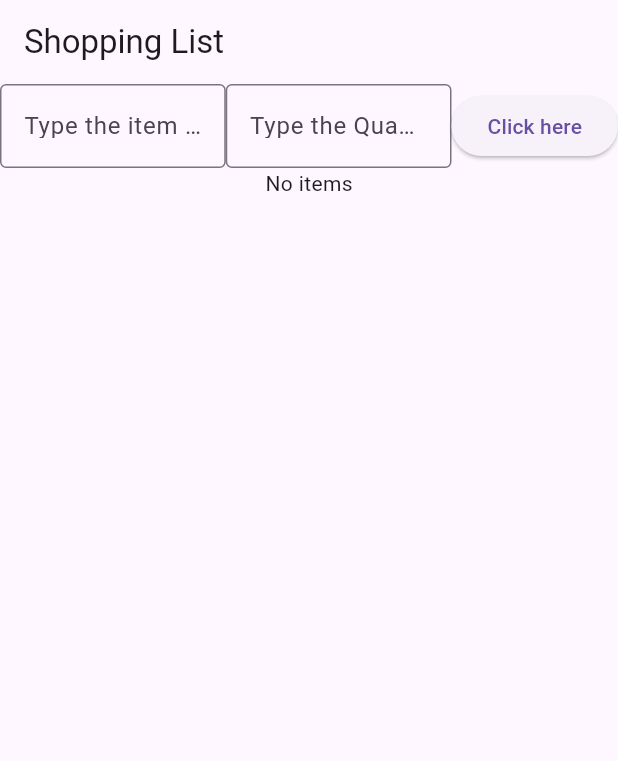
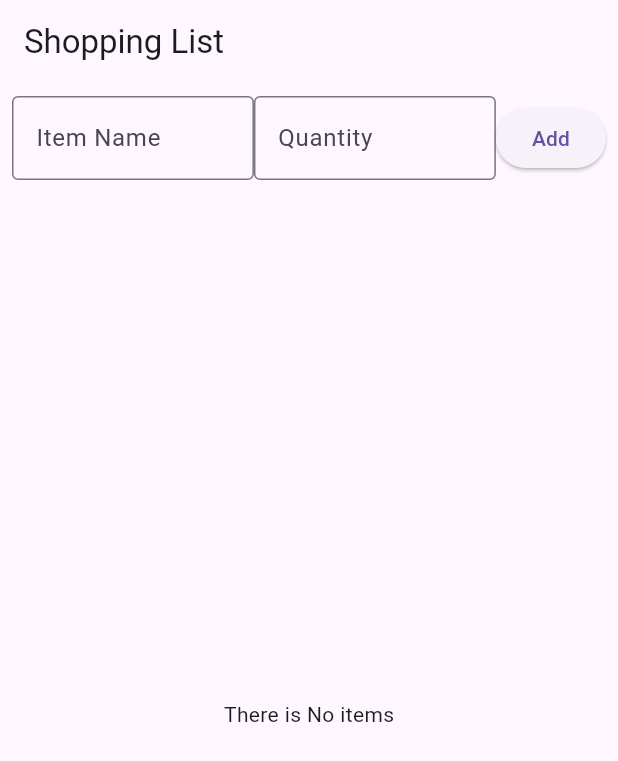
Before and after one commit to JiyeonYoo1023/my_cst2355_labs, a Flutter app: the screen it shows after launch, on a phone screen of 412 x 824 dp. Shown: the top 761 px of the screen. Run offline on Flutter 3.47's test engine with Material 3 defaults, Android fonts, the phone set to English and light mode, and no system bars; our stand-ins replace floor, sqflite; accounts and stored records are empty; generated files the repository leaves out were written again.

```diff
--- /dev/null
+++ b/lib/app_database.dart
@@ -0,0 +1,12 @@
+import 'dart:async';
+import 'package:floor/floor.dart';
+import 'package:sqflite/sqflite.dart' as sqflite;
+import 'shopping_item.dart';
+import 'shopping_item_dao.dart';
+
+part 'app_database.g.dart';
+
+@Database(version: 1, entities: [ShoppingItem])
+abstract class AppDatabase extends FloorDatabase {
+  ShoppingItemDao get shoppingItemDao;
+}
--- a/lib/main.dart
+++ b/lib/main.dart
@@ -1,4 +1,7 @@
 import 'package:flutter/material.dart';
+import 'package:my_cst2355_labs/shopping_item_dao.dart';
+import 'package:my_cst2355_labs/app_database.dart';
+import 'package:my_cst2355_labs/shopping_item.dart';
 
 void main() {
   runApp(const MyApp());
@@ -13,14 +16,10 @@ class MyApp extends StatelessWidget {
       title: 'Shopping List',
       home: Scaffold(
         appBar: AppBar(title: const Text('Shopping List')),
-        body: ListPage(),
+        body: const ShoppingListView(),
       ),
     );
   }
-}
-
-Widget ListPage() {
-  return const ShoppingListView();
 }
 
 class ShoppingListView extends StatefulWidget {
@@ -31,20 +30,49 @@ class ShoppingListView extends StatefulWidget {
 }
 
 class _ShoppingListViewState extends State<ShoppingListView> {
-  final List<String> itemNames = [];
-  final List<String> itemQtys = [];
+  late AppDatabase database;
+  late ShoppingItemDao dao;
+  bool _dbReady = false;
+  List<ShoppingItem> items = [];
 
   final TextEditingController _nameController = TextEditingController();
   final TextEditingController _qtyController = TextEditingController();
 
-  void _addItem() {
+  @override
+  void initState() {
+    super.initState();
+    _initDb();
+  }
+
+  Future<void> _initDb() async {
+    database = await $FloorAppDatabase.databaseBuilder('shopping_database.db').build();
+    dao = database.shoppingItemDao;
+
+    final loaded = await dao.findAllItems();
+
+    setState(() {
+      items = loaded;
+      _dbReady = true;
+    });
+  }
+
+  Future<void> _addItem() async {
     if (_nameController.text.isEmpty || _qtyController.text.isEmpty) return;
 
+    final newItem = ShoppingItem(ShoppingItem.getNextId(), "${_nameController.text} (Qty: ${_qtyController.text})");
+    await dao.insertItem(newItem);
+
     setState(() {
-      itemNames.add(_nameController.text);
-      itemQtys.add(_qtyController.text);
+      items.add(newItem);
       _nameController.clear();
       _qtyController.clear();
+    });
+  }
+
+  Future<void> _deleteItem(ShoppingItem item) async {
+    await dao.deleteItem(item);
+    setState(() {
+      items.removeWhere((i) => i.id == item.id);
     });
   }
 
@@ -53,7 +81,7 @@ class _ShoppingListViewState extends State<ShoppingListView> {
       context: context,
       builder: (context) => AlertDialog(
         title: const Text("Delete item"),
-        content: Text("Do you want to delete '${itemNames[index]}'?"),
+        content: Text("Do you want to delete '${items[index].name}'?"),
         actions: [
           TextButton(
             onPressed: () => Navigator.pop(context),
@@ -61,10 +89,7 @@ class _ShoppingListViewState extends State<ShoppingListView> {
           ),
           TextButton(
             onPressed: () {
-              setState(() {
-                itemNames.removeAt(index);
-                itemQtys.removeAt(index);
-              });
+              _deleteItem(items[index]);
               Navigator.pop(context);
             },
             child: const Text("Yes"),
@@ -76,51 +101,56 @@ class _ShoppingListViewState extends State<ShoppingListView> {
 
   @override
   Widget build(BuildContext context) {
+    if (!_dbReady) {
+      return const Center(child: CircularProgressIndicator());
+    }
+
     return Column(
       children: [
-        Row(
+        Padding(
+          padding: const EdgeInsets.all(8.0),
+          child: Row(
             children: [
               Expanded(
                 child: TextField(
                   controller: _nameController,
                   decoration: const InputDecoration(
-                  labelText: 'Type the item here',
+                    labelText: 'Item Name',
                     border: OutlineInputBorder(),
                   ),
                 ),
               ),
+
               Expanded(
                 child: TextField(
                   controller: _qtyController,
                   decoration: const InputDecoration(
-                  labelText: 'Type the Quantity here',
+                    labelText: 'Quantity',
                     border: OutlineInputBorder(),
                   ),
                   keyboardType: TextInputType.number,
                 ),
               ),
+
               ElevatedButton(
                 onPressed: _addItem,
-              child: const Text('Click here'),
+                child: const Text('Add'),
               ),
             ],
           ),
-
-        if(itemNames.isEmpty)
-          Text("No items")
-        else
+        ),
         Expanded(
-          child: Column(
-              children: List.generate(itemNames.length, (index) {
-                return GestureDetector(
-                  onLongPress: () {
-                    _confirmDelete(index);
+          child: items.isEmpty
+              ? const Center(child: Text("There is No items"))
+              : ListView.builder(
+            itemCount: items.length,
+            itemBuilder: (context, index) {
+              final item = items[index];
+              return ListTile(
+                title: Text("${index + 1}. ${item.name}"),
+                onLongPress: () => _confirmDelete(index),
+              );
             },
-                  child: Text(
-                  "${index + 1}. ${itemNames[index]} Quantity: ${itemQtys[index]}",
-                  )
-                );
-              }),
           ),
         ),
       ],
--- /dev/null
+++ b/lib/shopping_item.dart
@@ -0,0 +1,18 @@
+import 'package:floor/floor.dart';
+
+@entity
+class ShoppingItem {
+  @primaryKey
+  final int id;
+
+  final String name;
+
+  static int _nextId = 1;
+  static int getNextId() => _nextId++;
+
+  ShoppingItem(this.id, this.name);
+
+  static void updateNextIdFrom(int existingId) {
+    if (existingId >= _nextId) _nextId = existingId + 1;
+  }
+}
--- /dev/null
+++ b/lib/shopping_item_dao.dart
@@ -0,0 +1,14 @@
+import 'package:floor/floor.dart';
+import 'shopping_item.dart';
+
+@dao
+abstract class ShoppingItemDao {
+  @Query('SELECT * FROM ShoppingItem')
+  Future<List<ShoppingItem>> findAllItems();
+
+  @insert
+  Future<void> insertItem(ShoppingItem item);
+
+  @delete
+  Future<void> deleteItem(ShoppingItem item);
+}
--- a/pubspec.yaml
+++ b/pubspec.yaml
@@ -34,6 +34,8 @@ dependencies:
   # The following adds the Cupertino Icons font to your application.
   # Use with the CupertinoIcons class for iOS style icons.
   cupertino_icons: ^1.0.8
+  floor: ^1.5.0
+  sqflite: ^2.4.2
 
 dev_dependencies:
   flutter_test:
@@ -45,6 +47,8 @@ dev_dependencies:
   # package. See that file for information about deactivating specific lint
   # rules and activating additional ones.
   flutter_lints: ^5.0.0
+  floor_generator: ^1.5.0
+  build_runner: ^2.4.13
 
 # For information on the generic Dart part of this file, see the
 # following page: https://dart.dev/tools/pub/pubspec
```
Also changed, not shown: lib/app_database.g.dart (added), pubspec.lock, 1 other file. Lines whose indentation alone changed are shown as unchanged.
